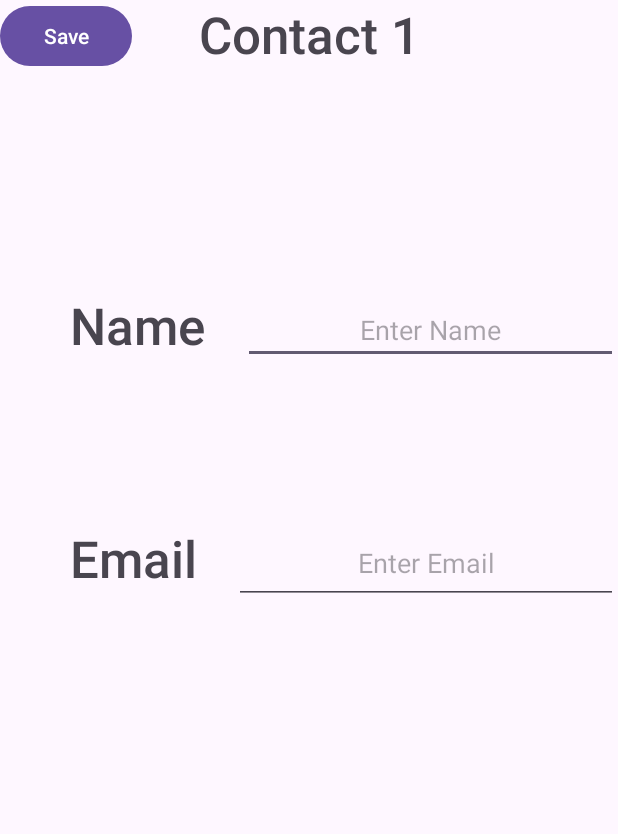
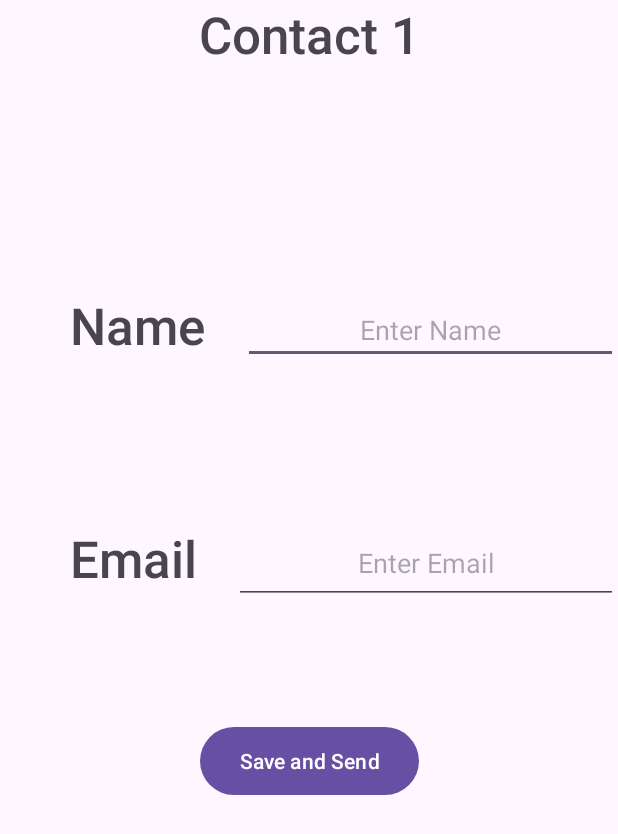
Before and after one commit to Renmoody/Frooble, an Android app: the Contact1Activity screen opened directly, with no data from a screen before it, on a phone screen of 412 x 824 dp. Shown: the top 834 px of the screen. Run offline under Robolectric (Android 15) with nearby library versions, the phone set to English and light mode, and no system bars.

Commit message:
fix save and send button

```diff
--- a/app/src/main/res/layout/activity_contact1.xml
+++ b/app/src/main/res/layout/activity_contact1.xml
@@ -90,12 +90,15 @@
 
     <Button
         android:id="@+id/saveButton"
-        android:layout_width="wrap_content"
-        android:layout_height="wrap_content"
-        android:text="Save"
-        tools:layout_editor_absoluteX="156dp"
-        tools:layout_editor_absoluteY="538dp"
-        android:onClick="saveInput" />
+        android:layout_width="146dp"
+        android:layout_height="53dp"
+        android:onClick="saveInput"
+        android:text="Save and Send"
+        app:layout_constraintBottom_toBottomOf="parent"
+        app:layout_constraintEnd_toEndOf="parent"
+        app:layout_constraintStart_toStartOf="parent"
+        app:layout_constraintTop_toBottomOf="@+id/textView2"
+        app:layout_constraintVertical_bias="0.6" />
 
 
 </androidx.constraintlayout.widget.ConstraintLayout>
```
